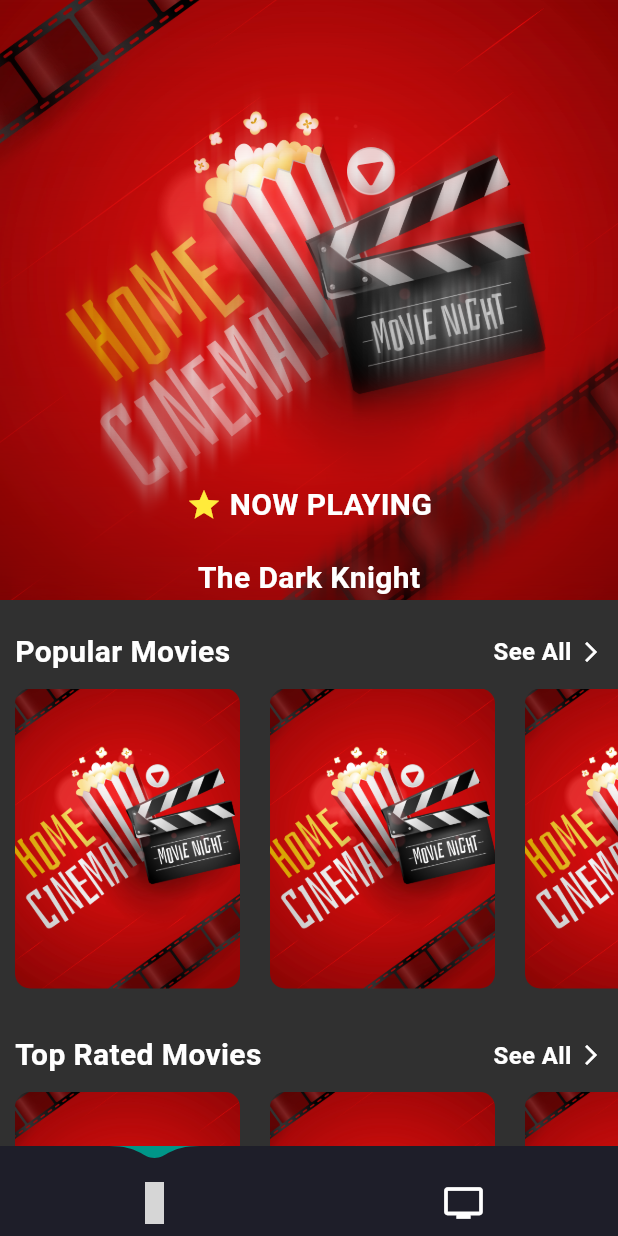
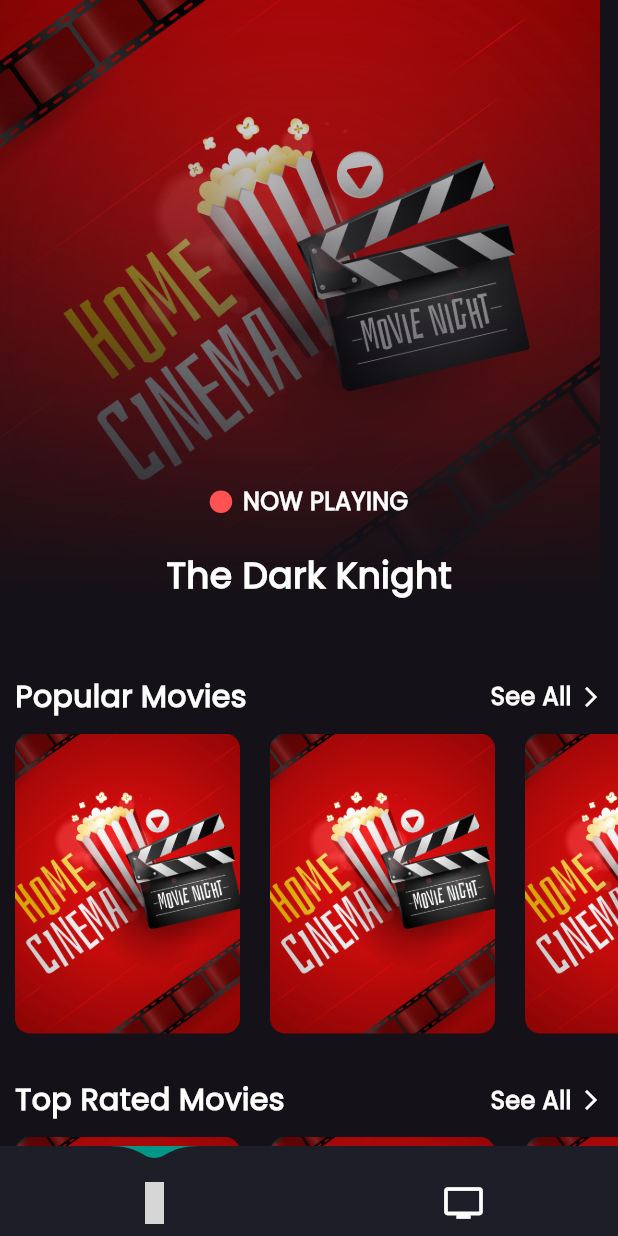
Before and after one commit to Moatasem-Official/Movies_App, a Flutter app: the screen it shows after launch, on a phone screen of 412 x 824 dp. Run offline on Flutter 3.47's test engine with Material 3 defaults, Android fonts, the phone set to English and light mode, and no system bars; drawn by our look-alikes of carousel_slider, water_drop_nav_bar; our stand-ins replace dartz, device_preview, dio, equatable, flutter_svg, freezed_annotation and 3 more; generated files the repository leaves out were written again; grey boxes are pictures that could not be loaded.

Commit message:
Improve Movies Home Screen Slider Design

```diff
--- a/lib/Movies/features/display_different_movies_types/presentation/screens/movies_home_screen.dart
+++ b/lib/Movies/features/display_different_movies_types/presentation/screens/movies_home_screen.dart
@@ -9,7 +9,6 @@
   @override
   Widget build(BuildContext context) {
     return Scaffold(
-      backgroundColor: Color(0xFF303030),
       body: CustomScrollView(
         slivers: [
           SliverToBoxAdapter(
@@ -22,35 +21,21 @@
                         height: 400,
                         child: Stack(
                           children: [
-                            // الصورة الأصلية
-                            Positioned.fill(
+                            ShaderMask(
+                              shaderCallback: (rect) {
+                                return const LinearGradient(
+                                  begin: Alignment.topCenter,
+                                  end: Alignment.bottomCenter,
+                                  colors: [
+                                    Colors.black, // الصورة تبان كاملة
+                                    Colors.transparent, // تلاشي من تحت
+                                  ],
+                                ).createShader(rect);
+                              },
+                              blendMode: BlendMode.dstIn,
                               child: Image.asset(
                                 "assets/images/1852.jpg",
                                 fit: BoxFit.cover,
-                              ),
-                            ),
-
-                            // نسخة بلور من الصورة
-                            Positioned.fill(
-                              child: ShaderMask(
-                                shaderCallback: (rect) {
-                                  return LinearGradient(
-                                    begin: Alignment.topCenter,
-                                    end: Alignment.bottomCenter,
-                                    colors: [Colors.transparent, Colors.black],
-                                  ).createShader(rect);
-                                },
-                                blendMode: BlendMode.dstIn,
-                                child: ImageFiltered(
-                                  imageFilter: ImageFilter.blur(
-                                    sigmaX: 0,
-                                    sigmaY: 10,
-                                  ),
-                                  child: Image.asset(
-                                    "assets/images/1852.jpg",
-                                    fit: BoxFit.cover,
-                                  ),
-                                ),
                               ),
                             ),
                             Positioned(
@@ -63,24 +48,31 @@
                                   Row(
                                     mainAxisAlignment: MainAxisAlignment.center,
                                     children: [
-                                      Icon(Icons.star, color: Colors.yellow),
-                                      const SizedBox(width: 5),
-                                      Text(
+                                      Container(
+                                        width: 15,
+                                        height: 15,
+                                        decoration: const BoxDecoration(
+                                          shape: BoxShape.circle,
+                                          color: Colors.redAccent,
+                                        ),
+                                      ),
+                                      const SizedBox(width: 7),
+                                      const Text(
                                         "NOW PLAYING",
                                         style: TextStyle(
                                           color: Colors.white,
-                                          fontSize: 20,
-                                          fontWeight: FontWeight.bold,
+                                          fontSize: 16,
+                                          fontWeight: FontWeight.w600,
                                         ),
                                       ),
                                     ],
                                   ),
                                   const SizedBox(height: 20),
-                                  Text(
+                                  const Text(
                                     "The Dark Knight",
                                     style: TextStyle(
                                       color: Colors.white,
-                                      fontSize: 20,
+                                      fontSize: 24,
                                       fontWeight: FontWeight.bold,
                                     ),
                                   ),
@@ -106,7 +98,7 @@
               ),
             ),
           ),
-          SliverToBoxAdapter(child: const SizedBox(height: 20)),
+          SliverToBoxAdapter(child: const SizedBox(height: 50)),
           SliverToBoxAdapter(
             child: Padding(
               padding: const EdgeInsets.only(left: 10, right: 10),
@@ -236,6 +228,7 @@
               ),
             ),
           ),
+          SliverToBoxAdapter(child: const SizedBox(height: 30)),
         ],
       ),
     );
--- a/lib/main.dart
+++ b/lib/main.dart
@@ -12,6 +12,7 @@
   @override
   Widget build(BuildContext context) {
     return MaterialApp(
+      theme: ThemeData(fontFamily: 'Poppins', brightness: Brightness.dark),
       debugShowCheckedModeBanner: false,
       onGenerateRoute: AppRouter.onGenerateRoute,
     );
```
